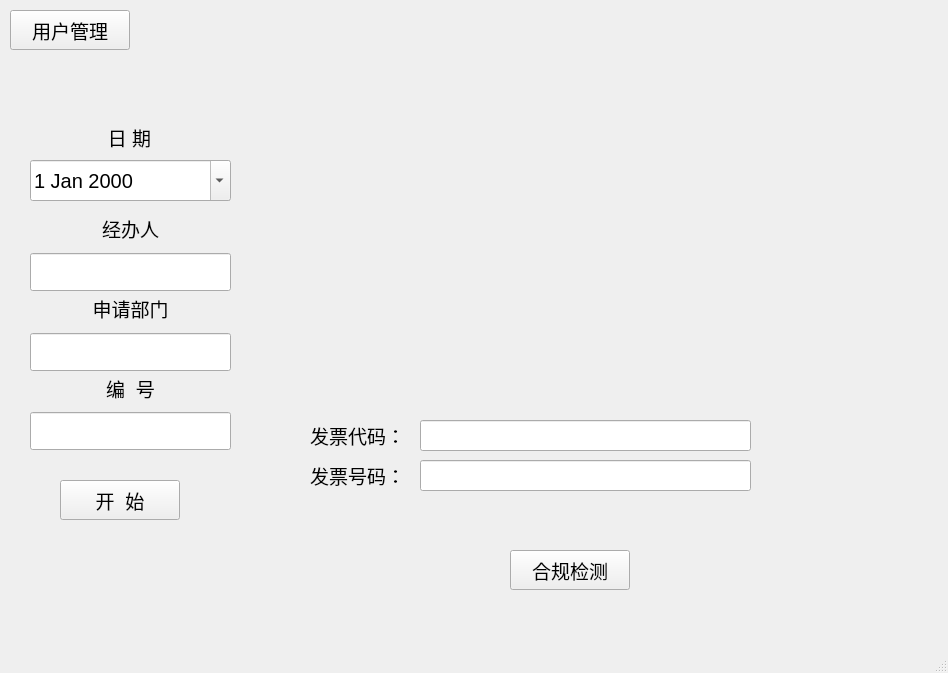
Before: the Qt Designer form mainwindow.ui in czhc001/Qt-Project-FAPIAO, drawn with Qt 5.
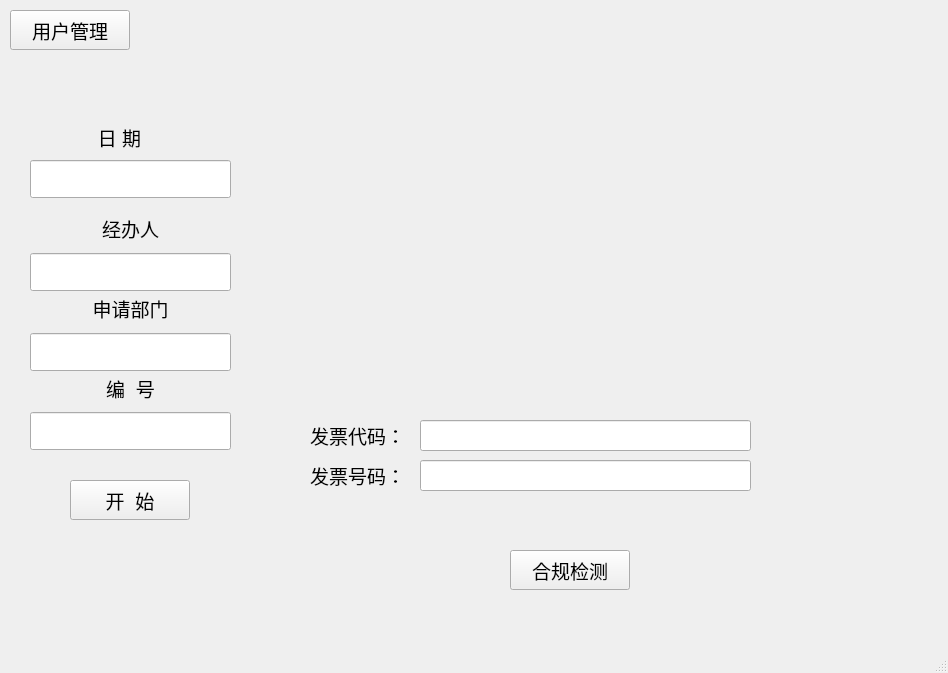
After: the same form once the commit is applied. Icons and pictures are not drawn.

What changed in the file:
```diff
--- a/mainwindow.ui
+++ b/mainwindow.ui
@@ -109,7 +109,7 @@
    <widget class="QPushButton" name="Button_start">
     <property name="geometry">
      <rect>
-      <x>60</x>
+      <x>70</x>
       <y>480</y>
       <width>120</width>
       <height>40</height>
@@ -249,28 +249,10 @@
      </item>
     </layout>
    </widget>
-   <widget class="QDateEdit" name="dateEdit">
-    <property name="geometry">
-     <rect>
-      <x>30</x>
-      <y>160</y>
-      <width>201</width>
-      <height>41</height>
-     </rect>
-    </property>
-    <property name="font">
-     <font>
-      <pointsize>15</pointsize>
-     </font>
-    </property>
-    <property name="calendarPopup">
-     <bool>true</bool>
-    </property>
-   </widget>
    <widget class="QLabel" name="label_date">
     <property name="geometry">
      <rect>
-      <x>30</x>
+      <x>20</x>
       <y>120</y>
       <width>199</width>
       <height>34</height>
@@ -354,6 +336,40 @@
      <string/>
     </property>
    </widget>
+   <widget class="QLabel" name="label_hint">
+    <property name="geometry">
+     <rect>
+      <x>100</x>
+      <y>460</y>
+      <width>63</width>
+      <height>13</height>
+     </rect>
+    </property>
+    <property name="text">
+     <string/>
+    </property>
+   </widget>
+   <widget class="QLineEdit" name="lineEdit_date">
+    <property name="geometry">
+     <rect>
+      <x>30</x>
+      <y>160</y>
+      <width>201</width>
+      <height>38</height>
+     </rect>
+    </property>
+    <property name="minimumSize">
+     <size>
+      <width>0</width>
+      <height>38</height>
+     </size>
+    </property>
+    <property name="font">
+     <font>
+      <pointsize>14</pointsize>
+     </font>
+    </property>
+   </widget>
   </widget>
   <widget class="QStatusBar" name="statusbar"/>
  </widget>
```
